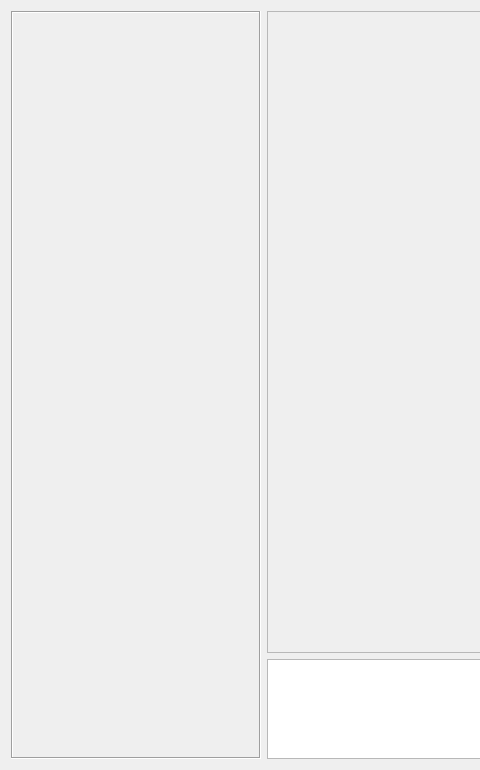
Before: the Qt Designer form HeavyApp/mainwidget.ui in RaphAlreadyTaken/QSS, drawn with Qt 5; both pictures show x 0 to 480 and y 0 to 770 of the 1276 by 770 pixel window.
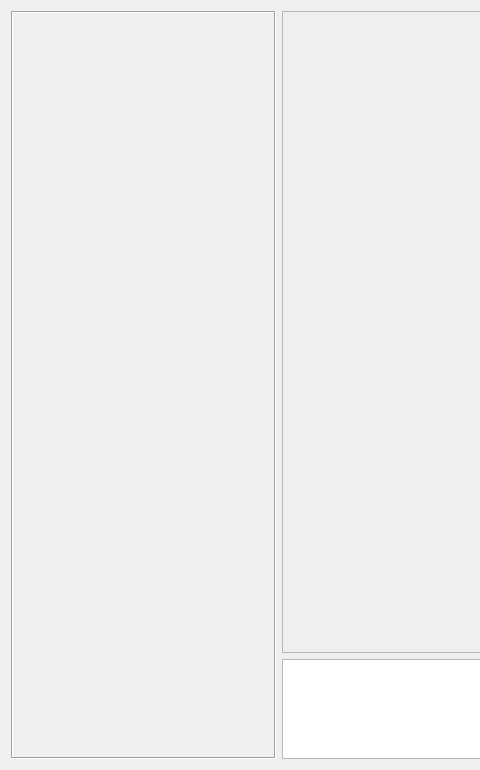
After: the same form once the commit is applied.

```diff
--- a/HeavyApp/mainwidget.ui
+++ b/HeavyApp/mainwidget.ui
@@ -18,7 +18,7 @@
     <widget class="QFrame" name="frame">
      <property name="maximumSize">
       <size>
-       <width>250</width>
+       <width>265</width>
        <height>16777215</height>
       </size>
      </property>
@@ -31,10 +31,13 @@
      <layout class="QVBoxLayout" name="verticalLayout_2">
       <item>
        <layout class="QVBoxLayout" name="verticalLayout">
+        <property name="sizeConstraint">
+         <enum>QLayout::SetDefaultConstraint</enum>
+        </property>
         <item>
          <widget class="QScrollArea" name="convListLayout">
           <property name="sizePolicy">
-           <sizepolicy hsizetype="Minimum" vsizetype="Minimum">
+           <sizepolicy hsizetype="Ignored" vsizetype="Minimum">
             <horstretch>0</horstretch>
             <verstretch>0</verstretch>
            </sizepolicy>
@@ -45,34 +48,28 @@
           <property name="widgetResizable">
            <bool>true</bool>
           </property>
+          <property name="alignment">
+           <set>Qt::AlignHCenter|Qt::AlignTop</set>
+          </property>
           <widget class="QWidget" name="scrollAreaWidgetContents">
            <property name="geometry">
             <rect>
              <x>0</x>
              <y>0</y>
-             <width>226</width>
-             <height>68</height>
+             <width>241</width>
+             <height>728</height>
             </rect>
            </property>
-           <layout class="QVBoxLayout" name="verticalLayout_4"/>
+           <layout class="QVBoxLayout" name="verticalLayout_4">
+            <property name="sizeConstraint">
+             <enum>QLayout::SetFixedSize</enum>
+            </property>
+           </layout>
           </widget>
          </widget>
         </item>
        </layout>
       </item>
-      <item>
-       <spacer name="verticalSpacer">
-        <property name="orientation">
-         <enum>Qt::Vertical</enum>
-        </property>
-        <property name="sizeHint" stdset="0">
-         <size>
-          <width>20</width>
-          <height>40</height>
-         </size>
-        </property>
-       </spacer>
-      </item>
      </layout>
     </widget>
    </item>
@@ -86,7 +83,7 @@
        <rect>
         <x>0</x>
         <y>0</y>
-        <width>1000</width>
+        <width>985</width>
         <height>644</height>
        </rect>
       </property>
```
